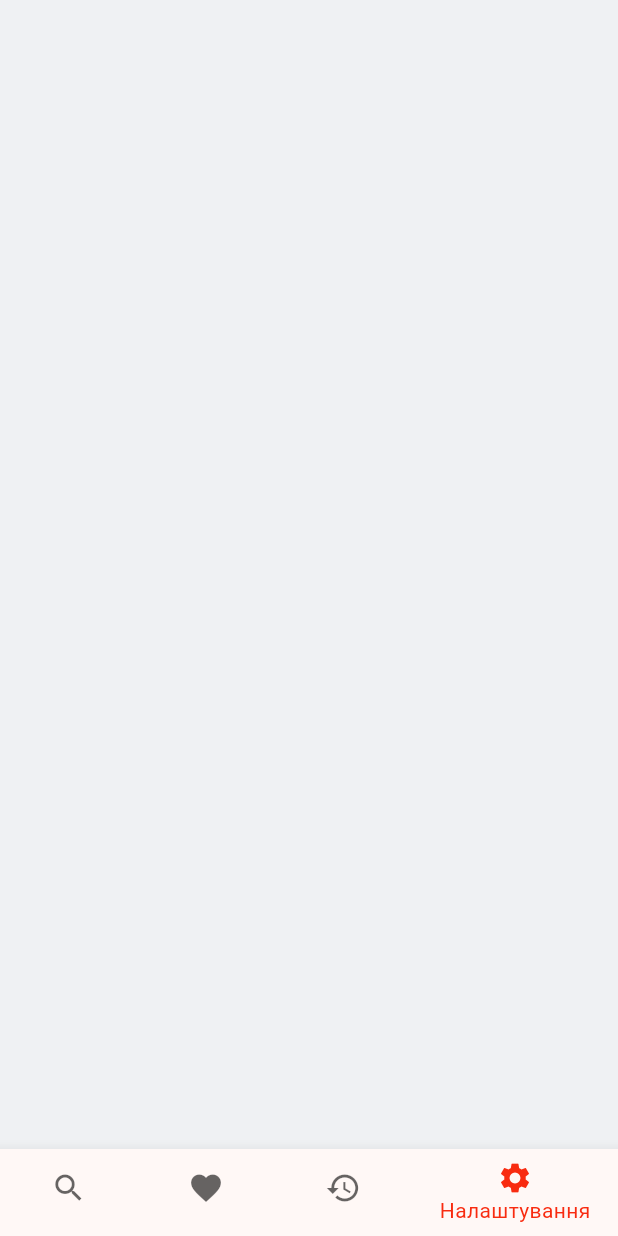
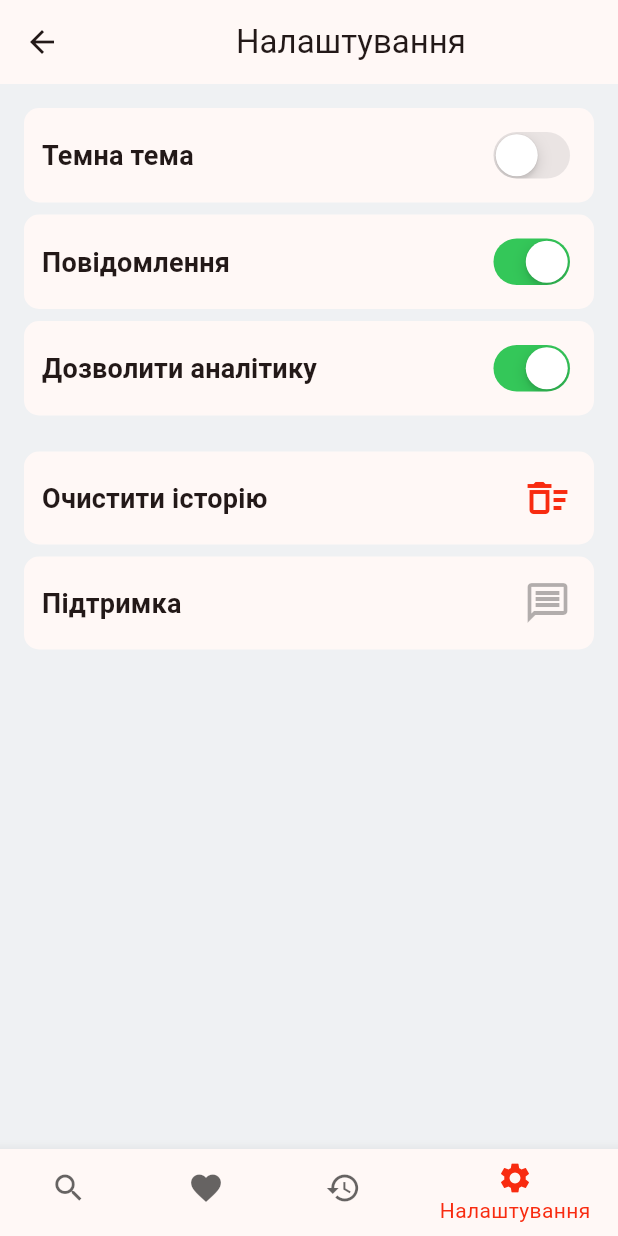
Before and after one commit to KravtsovYurii/rhymer, a Flutter app: the SettingsScreen screen opened by its route, on a phone screen of 412 x 824 dp. Run offline on Flutter 3.47's test engine with Material 3 defaults, Android fonts, the phone set to English and light mode, and no system bars; our stand-ins replace auto_route.

Commit message:
create favorite, history and setting screens

```diff
--- a/lib/features/favorites/view/favorites_screen.dart
+++ b/lib/features/favorites/view/favorites_screen.dart
@@ -26,6 +26,8 @@ class FavoritesScreen extends StatelessWidget {
           SliverList.builder(
             itemBuilder: (context, index) => const RhymeListCard(
               isFavorite: true,
+              rhyme: 'Рифма',
+              sourceWord: 'Слово',
             ),
           ),
         ],
--- a/lib/features/search/view/search_screen.dart
+++ b/lib/features/search/view/search_screen.dart
@@ -45,7 +45,9 @@ class SearchScreen extends StatelessWidget {
         ),
         const SliverToBoxAdapter(child: SizedBox(height: 16)),
         SliverList.builder(
-          itemBuilder: (context, index) => const RhymeListCard(),
+          itemBuilder: (context, index) => const RhymeListCard(
+            rhyme: 'Рифма',
+          ),
         ),
       ],
     );
--- a/lib/features/search/widgets/widgets.dart
+++ b/lib/features/search/widgets/widgets.dart
@@ -1,2 +1 @@
-export 'rhyme_history_card.dart';
 export 'search_button.dart';
--- a/lib/features/settings/view/settings_screen.dart
+++ b/lib/features/settings/view/settings_screen.dart
@@ -1,4 +1,6 @@
 import 'package:auto_route/auto_route.dart';
+import 'package:example/features/settings/widgets/widgets.dart';
+import 'package:example/ui/ui.dart';
 import 'package:flutter/material.dart';
 
 @RoutePage()
@@ -9,6 +11,105 @@ class SettingsScreen extends StatelessWidget {
 
   @override
   Widget build(BuildContext context) {
-    return Scaffold();
+    return Scaffold(
+      body: CustomScrollView(
+        slivers: [
+          const SliverAppBar(
+            snap: true,
+            floating: true,
+            title: Center(
+              child: Text("Налаштування"),
+            ),
+            elevation: 0,
+            surfaceTintColor: Colors.transparent,
+          ),
+          const SliverToBoxAdapter(child: SizedBox(height: 16)),
+          SliverToBoxAdapter(
+            child: SettingsToggleCard(
+              title: "Темна тема",
+              value: false,
+              onChanged: (value) {},
+            ),
+          ),
+          SliverToBoxAdapter(
+            child: SettingsToggleCard(
+              title: "Повідомлення",
+              value: true,
+              onChanged: (value) {},
+            ),
+          ),
+          SliverToBoxAdapter(
+            child: SettingsToggleCard(
+              title: "Дозволити аналітику",
+              value: true,
+              onChanged: (value) {},
+            ),
+          ),
+          const SliverToBoxAdapter(child: SizedBox(height: 16)),
+          SliverToBoxAdapter(
+            child: SettingsActionCard(
+              title: "Очистити історію",
+              iconData: Icons.delete_sweep_outlined,
+              iconColor: Theme.of(context).primaryColor,
+              onTap: () {},
+            ),
+          ),
+          SliverToBoxAdapter(
+            child: SettingsActionCard(
+              title: "Підтримка",
+              iconData: Icons.message_outlined,
+              onTap: () {},
+            ),
+          ),
+        ],
+      ),
+    );
   }
 }
+
+class SettingsActionCard extends StatelessWidget {
+  const SettingsActionCard({
+    super.key,
+    required this.title,
+    this.onTap,
+    required this.iconData,
+    this.iconColor,
+  });
+
+  final String title;
+  final VoidCallback? onTap;
+  final IconData iconData;
+  final Color? iconColor;
+
+  @override
+  Widget build(BuildContext context) {
+    final theme = Theme.of(context);
+    return GestureDetector(
+      onTap: onTap,
+      child: Padding(
+        padding: const EdgeInsets.symmetric(horizontal: 16).copyWith(bottom: 8),
+        child: BaseContainer(
+          width: double.infinity,
+          padding: const EdgeInsets.all(12),
+          child: Row(
+            mainAxisAlignment: MainAxisAlignment.spaceBetween,
+            children: [
+              Text(
+                title,
+                style: theme.textTheme.titleMedium?.copyWith(fontSize: 18),
+              ),
+              Padding(
+                padding: const EdgeInsets.all(3),
+                child: Icon(
+                  iconData,
+                  color: iconColor ?? theme.hintColor.withOpacity(0.3),
+                  size: 32,
+                ),
+              ),
+            ],
+          ),
+        ),
+      ),
+    );
+  }
+}
--- /dev/null
+++ b/lib/features/settings/widgets/settings_toggle_card.dart
@@ -0,0 +1,41 @@
+import 'package:example/ui/ui.dart';
+import 'package:flutter/cupertino.dart';
+import 'package:flutter/material.dart';
+
+class SettingsToggleCard extends StatelessWidget {
+  const SettingsToggleCard({
+    super.key,
+    required this.title,
+    required this.value,
+    this.onChanged,
+  });
+
+  final String title;
+  final bool value;
+  final ValueChanged<bool>? onChanged;
+
+  @override
+  Widget build(BuildContext context) {
+    final theme = Theme.of(context);
+    return Padding(
+      padding: const EdgeInsets.symmetric(horizontal: 16).copyWith(bottom: 8),
+      child: BaseContainer(
+        width: double.infinity,
+        padding: const EdgeInsets.all(12),
+        child: Row(
+          mainAxisAlignment: MainAxisAlignment.spaceBetween,
+          children: [
+            Text(
+              title,
+              style: theme.textTheme.titleMedium?.copyWith(fontSize: 18),
+            ),
+            CupertinoSwitch(
+              value: value,
+              onChanged: onChanged,
+            ),
+          ],
+        ),
+      ),
+    );
+  }
+}
--- /dev/null
+++ b/lib/features/settings/widgets/widgets.dart
@@ -0,0 +1 @@
+export 'settings_toggle_card.dart';
--- /dev/null
+++ b/lib/ui/theme/theme.dart
@@ -0,0 +1,15 @@
+import 'package:flutter/material.dart';
+
+const primaryColor = Color(0xFFF82B10);
+final themeData = ThemeData(
+  primaryColor: primaryColor,
+  scaffoldBackgroundColor: const Color(0xFFEFF1F3),
+  colorScheme: ColorScheme.fromSeed(seedColor: primaryColor),
+  useMaterial3: true,
+  textTheme: const TextTheme(
+    titleMedium: TextStyle(
+      fontSize: 16,
+      fontWeight: FontWeight.w600,
+    ),
+  ),
+);
--- a/lib/ui/ui.dart
+++ b/lib/ui/ui.dart
@@ -1 +1,2 @@
 export 'widgets/widgets.dart';
+export 'theme/theme.dart';
--- a/lib/ui/widgets/base_container.dart
+++ b/lib/ui/widgets/base_container.dart
@@ -4,13 +4,13 @@ class BaseContainer extends StatelessWidget {
   const BaseContainer({
     super.key,
     required this.child,
-    required this.width,
+    this.width,
     this.margin,
     this.padding = const EdgeInsets.only(left: 12),
   });
 
   final EdgeInsets? margin;
-  final double width;
+  final double? width;
   final Widget child;
   final EdgeInsets padding;
 
--- a/lib/ui/widgets/widgets.dart
+++ b/lib/ui/widgets/widgets.dart
@@ -1,2 +1,3 @@
 export 'base_container.dart';
 export 'rhyme_list_card.dart';
+export 'rhyme_history_card.dart';
--- a/pubspec.yaml
+++ b/pubspec.yaml
@@ -40,7 +40,7 @@ dependencies:
 dev_dependencies:
   flutter_test:
     sdk: flutter
-  build_runner:
+  build_runner: ^2.4.6
   auto_route_generator: ^7.3.2
 
   # The "flutter_lints" package below contains a set of recommended lints to
```
Also changed, not shown: lib/features/history/view/history_screen.dart (+27 -7 lines), lib/main.dart (+2 -7 lines), lib/ui/widgets/rhyme_history_card.dart (renamed from lib/features/search/widgets/rhyme_history_card.dart, +19 -8 lines), lib/ui/widgets/rhyme_list_card.dart (+27 -3 lines), pubspec.lock.
